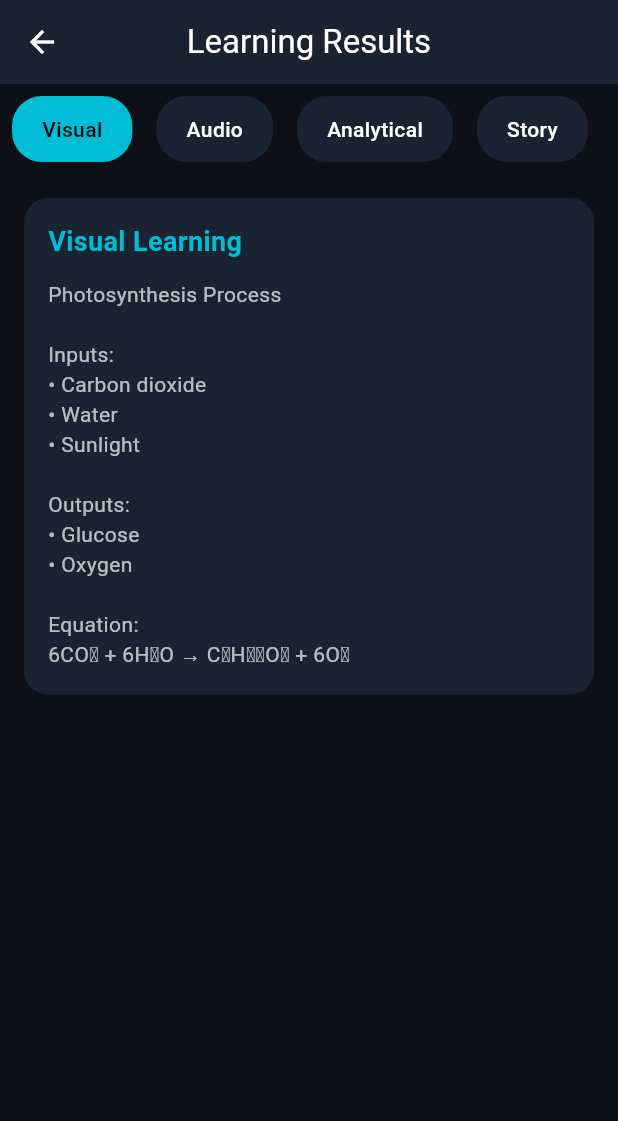
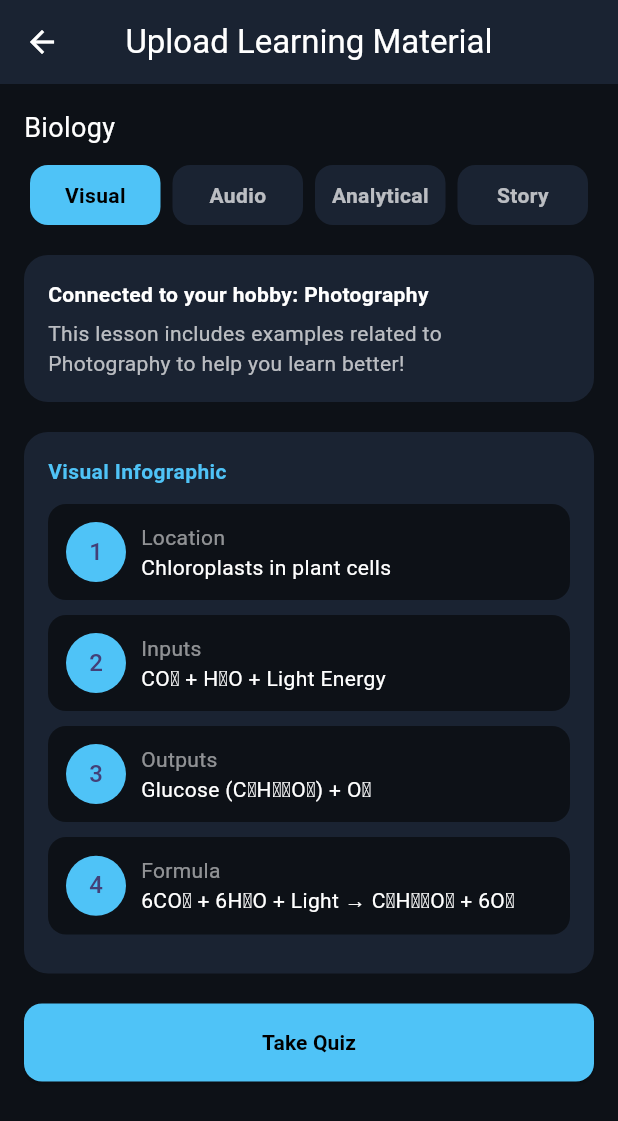
Before and after one commit to Study-Spark-LK/studyspark-frontend, a Flutter app: the LessonCreatedScreen screen opened directly, after a tap on "Start Learning", on a phone screen of 412 x 824 dp. Shown: the top 1121 px of the screen. Run offline on Flutter 3.47's test engine with Material 3 defaults, Android fonts, the phone set to English and light mode, and no system bars; our stand-ins replace dio, file_picker, freezed_annotation, retrofit; missing offline and left inert: clerk_flutter; generated files the repository leaves out were written again.

Commit message:
outputresult file updated , duplicate files deleted.

```diff
--- a/lib/main.dart
+++ b/lib/main.dart
@@ -140,7 +140,7 @@ class StudySparkApp extends StatelessWidget {
             '/onboard3': (context) => const OnboardingScreen3(),
             '/onboard4': (context) => const OnboardingScreen4(),
             '/questionnaire': (context) => const PersonalityTestQuestionnaireScreen(),
-            '/output-result': (context) => const OutputResultScreen(),
+            '/output-result': (context) => OutputresultScreen(),
             '/practice': (context) => const PracticeScreen(),
             '/profile': (context) => const ProfileScreen(),
             "/premium":(context) => const PremiumUpgradeScreen(),
--- a/lib/screens/lesson_created_screen.dart
+++ b/lib/screens/lesson_created_screen.dart
@@ -42,7 +42,7 @@ class LessonCreatedScreen extends StatelessWidget {
                   Navigator.push(
                     context,
                     MaterialPageRoute(
-                      builder: (context) => const OutputResultScreen(),
+                      builder: (context) => OutputresultScreen(),
                     ),
                   );
                 },
--- a/lib/screens/outputresult_screen.dart
+++ b/lib/screens/outputresult_screen.dart
@@ -1,105 +1,242 @@
 import 'package:flutter/material.dart';
-import 'visual_screen.dart';
-import 'audio_screen.dart';
-import 'analytical_screen.dart';
-import 'story_screen.dart';
 
-class OutputResultScreen extends StatefulWidget {
-  const OutputResultScreen({super.key});
+class OutputresultScreen extends StatefulWidget {
+  const OutputresultScreen({super.key});
 
   @override
-  State<OutputResultScreen> createState() => _OutputResultScreenState();
+  State<OutputresultScreen> createState() => _OutputresultScreenState();
 }
 
-class _OutputResultScreenState extends State<OutputResultScreen> {
+class _OutputresultScreenState extends State<OutputresultScreen> {
+  int selectedType = 0;
 
-  final PageController _controller = PageController();
-  int index = 0;
-
-  final List<String> tabs = [
-    "Visual",
-    "Audio",
-    "Analytical",
-    "Story"
-  ];
+  final types = ["Visual", "Audio", "Analytical", "Story"];
 
   @override
   Widget build(BuildContext context) {
-
     return Scaffold(
       backgroundColor: const Color(0xFF0D1117),
 
       appBar: AppBar(
-        title: const Text("Learning Results"),
         backgroundColor: const Color(0xFF1A2332),
+        title: const Text("Upload Learning Material"),
+        leading: const BackButton(),
       ),
 
-      body: Column(
+      body: SingleChildScrollView(
+        padding: const EdgeInsets.all(16),
+        child: Column(
+          crossAxisAlignment: CrossAxisAlignment.start,
           children: [
+            /// SUBJECT
+            const Text(
+              "Biology",
+              style: TextStyle(color: Colors.white, fontSize: 18),
+            ),
 
-          /// TAB BAR
-          SizedBox(
-            height: 60,
-            child: ListView.builder(
-              scrollDirection: Axis.horizontal,
-              itemCount: tabs.length,
-              itemBuilder: (context, i){
+            const SizedBox(height: 12),
 
-                bool selected = index == i;
-
-                return GestureDetector(
-                  onTap: (){
-                    _controller.animateToPage(
-                      i,
-                      duration: const Duration(milliseconds: 300),
-                      curve: Curves.ease,
-                    );
+            /// TYPE SELECTOR
+            Row(
+              children: List.generate(types.length, (index) {
+                return Expanded(
+                  child: GestureDetector(
+                    onTap: () {
+                      setState(() => selectedType = index);
                     },
-
                     child: Container(
-                    margin: const EdgeInsets.all(8),
-                    padding: const EdgeInsets.symmetric(horizontal: 20),
+                      margin: const EdgeInsets.symmetric(horizontal: 4),
+                      padding: const EdgeInsets.symmetric(vertical: 10),
                       decoration: BoxDecoration(
-                      color: selected
-                          ? Colors.cyan
+                        color: selectedType == index
+                            ? const Color(0xFF4FC3F7)
                             : const Color(0xFF1A2332),
-                      borderRadius: BorderRadius.circular(20),
+                        borderRadius: BorderRadius.circular(12),
                       ),
-                    alignment: Alignment.center,
+                      child: Center(
                         child: Text(
-                      tabs[i],
+                          types[index],
                           style: TextStyle(
-                        color: selected
+                            color: selectedType == index
                                 ? Colors.black
-                            : Colors.white,
-                        fontWeight: FontWeight.w500,
+                                : Colors.white70,
+                            fontWeight: FontWeight.w600,
+                          ),
+                        ),
                       ),
                     ),
                   ),
                 );
-              },
+              }),
+            ),
+
+            const SizedBox(height: 20),
+
+            /// HOBBY CONNECTION CARD
+            Container(
+              padding: const EdgeInsets.all(16),
+              decoration: BoxDecoration(
+                color: const Color(0xFF1A2332),
+                borderRadius: BorderRadius.circular(16),
+              ),
+              child: const Column(
+                crossAxisAlignment: CrossAxisAlignment.start,
+                children: [
+                  Text(
+                    "Connected to your hobby: Photography",
+                    style: TextStyle(
+                      color: Colors.white,
+                      fontWeight: FontWeight.bold,
+                    ),
+                  ),
+                  SizedBox(height: 6),
+                  Text(
+                    "This lesson includes examples related to Photography to help you learn better!",
+                    style: TextStyle(color: Colors.white70),
+                  ),
+                ],
               ),
             ),
 
-          /// PAGES
-          Expanded(
-            child: PageView(
-              controller: _controller,
-              onPageChanged: (i){
-                setState(() {
-                  index = i;
-                });
+            const SizedBox(height: 20),
+
+            /// CONTENT PREVIEW
+            _buildContent(),
+
+            const SizedBox(height: 20),
+
+            /// UPLOAD BUTTON
+            SizedBox(
+              width: double.infinity,
+              child: ElevatedButton(
+                onPressed: () {
+                  ScaffoldMessenger.of(context).showSnackBar(
+                    const SnackBar(content: Text("Take Quiz")),
+                  );
                 },
-
-              /// ❗ const remove කරන්න (important)
-              children: [
-                VisualScreen(),
-                AudioScreen(),
-                AnalyticalScreen(),
-                StoryScreen(),
+                style: ElevatedButton.styleFrom(
+                  backgroundColor: const Color(0xFF4FC3F7),
+                  padding: const EdgeInsets.symmetric(vertical: 16),
+                ),
+                child: const Text(
+                  "Take Quiz",
+                  style: TextStyle(
+                    fontWeight: FontWeight.bold,
+                    color: Colors.black,
+                  ),
+                ),
+              ),
+            ),
           ],
         ),
-          )
+      ),
+    );
+  }
+
+  // ================= CONTENT =================
+
+  Widget _buildContent() {
+    switch (selectedType) {
+      case 0:
+        return _visual();
+      case 1:
+        return _audio();
+      case 2:
+        return _analytical();
+      case 3:
+        return _story();
+      default:
+        return Container();
+    }
+  }
+
+  Widget _visual() {
+    return _infoCard("Visual Infographic", [
+      _step("Location", "Chloroplasts in plant cells", 1),
+      _step("Inputs", "CO₂ + H₂O + Light Energy", 2),
+      _step("Outputs", "Glucose (C₆H₁₂O₆) + O₂", 3),
+      _step("Formula", "6CO₂ + 6H₂O + Light → C₆H₁₂O₆ + 6O₂", 4),
+    ]);
+  }
+
+  Widget _audio() {
+    return _infoCard("Audio Material", [
+      const Row(
+        children: [
+          Icon(Icons.play_circle_fill, color: Color(0xFF4FC3F7), size: 40),
+          SizedBox(width: 10),
+          Text("Audio Preview", style: TextStyle(color: Colors.white)),
+        ],
+      ),
+    ]);
+  }
+
+  Widget _analytical() {
+    return _infoCard("Analytical Content", const [
+      Text(
+        "Photosynthesis converts light energy into chemical energy.",
+        style: TextStyle(color: Colors.white70),
+      ),
+    ]);
+  }
+
+  Widget _story() {
+    return _infoCard("Story Based Learning", const [
+      Text(
+        "Imagine leaves as solar panels converting sunlight into food...",
+        style: TextStyle(color: Colors.white70),
+      ),
+    ]);
+  }
+
+  // ================= COMMON =================
+
+  Widget _infoCard(String title, List<Widget> children) {
+    return Container(
+      padding: const EdgeInsets.all(16),
+      decoration: BoxDecoration(
+        color: const Color(0xFF1A2332),
+        borderRadius: BorderRadius.circular(16),
+      ),
+      child: Column(
+        crossAxisAlignment: CrossAxisAlignment.start,
+        children: [
+          Text(
+            title,
+            style: const TextStyle(
+              color: Color(0xFF4FC3F7),
+              fontWeight: FontWeight.bold,
+            ),
+          ),
+          const SizedBox(height: 12),
+          ...children,
+        ],
+      ),
+    );
+  }
+
+  Widget _step(String title, String value, int number) {
+    return Container(
+      margin: const EdgeInsets.only(bottom: 10),
+      padding: const EdgeInsets.all(12),
+      decoration: BoxDecoration(
+        color: const Color(0xFF0D1117),
+        borderRadius: BorderRadius.circular(12),
+      ),
+      child: Row(
+        children: [
+          CircleAvatar(
+            backgroundColor: const Color(0xFF4FC3F7),
+            child: Text("$number"),
+          ),
+          const SizedBox(width: 10),
+          Column(
+            crossAxisAlignment: CrossAxisAlignment.start,
+            children: [
+              Text(title, style: const TextStyle(color: Colors.white54)),
+              Text(value, style: const TextStyle(color: Colors.white)),
+            ],
+          ),
         ],
       ),
     );
```
Also changed, not shown: lib/screens/uplod_screen.dart (deleted, +0 -244 lines). Lines whose indentation alone changed are shown as unchanged.
